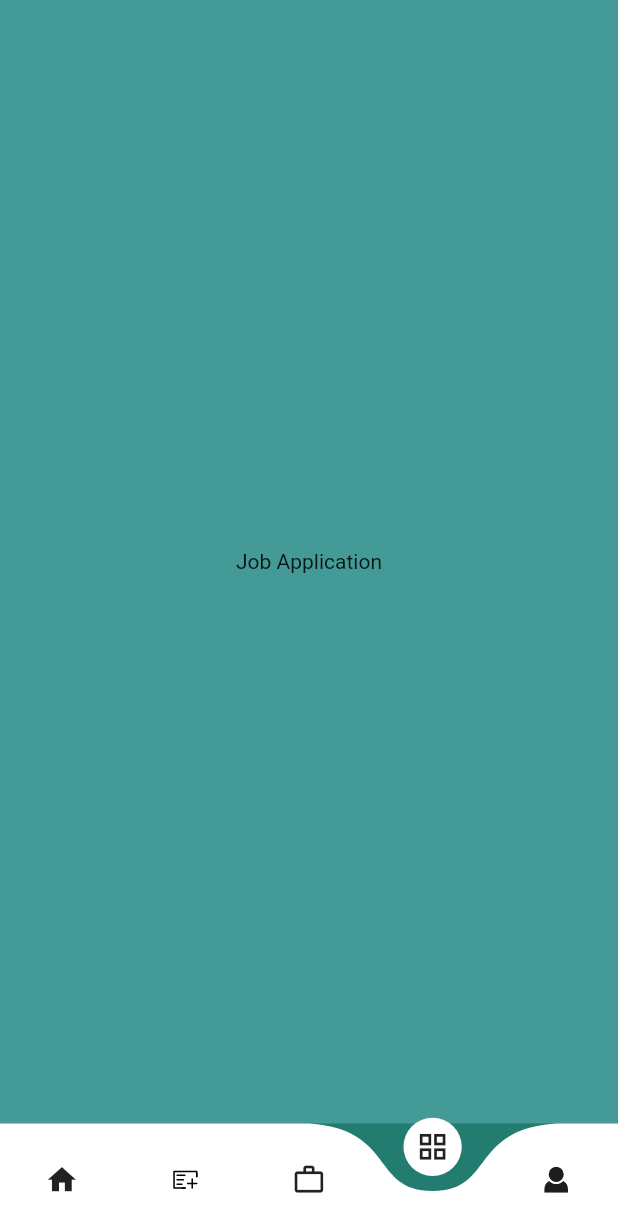
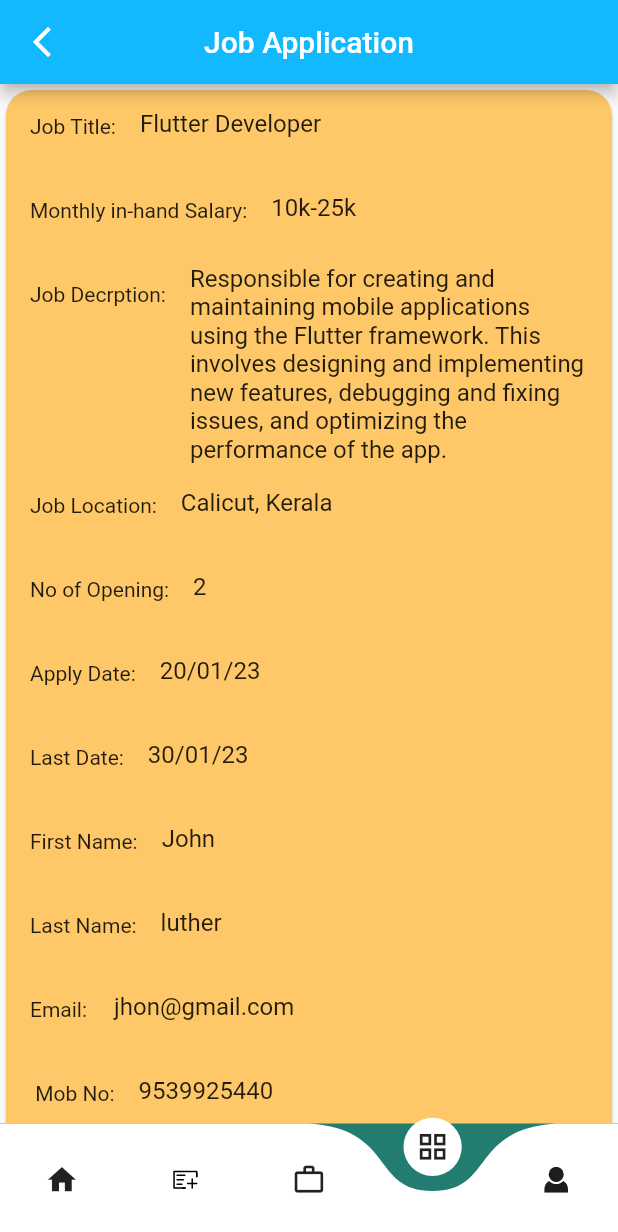
Before and after one commit to arjun2020-py/compny_app, a Flutter app: the BottomScreen screen opened directly, item 4 of the bottom bar chosen, on a phone screen of 412 x 824 dp. Shown: the top 1232 px of the screen. Run offline on Flutter 3.47's test engine with Material 2 defaults, Android fonts, the phone set to English and light mode, and no system bars; drawn by our look-alikes of curved_navigation_bar; our stand-ins replace bloc, cloud_firestore, firebase_auth, firebase_core, firebase_storage, flutter_bloc and 7 more; missing offline and left inert: flutter_verification_code; accounts and stored records are empty; generated files the repository leaves out were written again.

Commit message:
add application page

```diff
--- a/lib/Bottom_navigtion.dart/view/bottom_screen.dart
+++ b/lib/Bottom_navigtion.dart/view/bottom_screen.dart
@@ -1,6 +1,7 @@
 import 'package:company/DashboadScreen/view/dashboad_scren.dart';
 import 'package:company/ProfileScreen/view/profile_screen.dart';
 import 'package:company/addVacancy/view/add_vacancy.dart';
+import 'package:company/jobApplication/view/job_application.dart';
 import 'package:curved_navigation_bar/curved_navigation_bar.dart';
 import 'package:flutter/material.dart';
 import 'package:flutter_screenutil/flutter_screenutil.dart';
@@ -22,7 +23,7 @@ class _BottomScreenState extends State<BottomScreen> {
     const DashboadScreen(),
     AddVacancy(),
     ShowVacncy(),
-    const Center(child: Text('Job Application')),
+    JobApplication(),
     ProfileScreen(),
   ];
 
--- a/lib/app/view/app.dart
+++ b/lib/app/view/app.dart
@@ -22,7 +22,7 @@ class App extends StatelessWidget {
           ),
           localizationsDelegates: AppLocalizations.localizationsDelegates,
           supportedLocales: AppLocalizations.supportedLocales,
-          home: LoginScreen(),
+          home: BottomScreen(),
           //home:(),
         );
       },
--- /dev/null
+++ b/lib/jobApplication/job_application.dart
@@ -0,0 +1 @@
+export 'view/job_application.dart';
--- /dev/null
+++ b/lib/jobApplication/view/job_application.dart
@@ -0,0 +1,229 @@
+import 'package:flutter/material.dart';
+import 'package:flutter_screenutil/flutter_screenutil.dart';
+
+class JobApplication extends StatefulWidget {
+  const JobApplication({super.key});
+
+  @override
+  State<JobApplication> createState() => _JobApplicationState();
+}
+
+class _JobApplicationState extends State<JobApplication> {
+   List<Widget> _cardList = [];
+
+  void _addCardWidget() {
+    setState(() {
+      _cardList.add(_card());
+    });
+  }
+
+  Widget _card() {
+    return Container();
+  }
+  List<String> jobType = <String>[
+    'Sorted'
+        'Selected',
+    ' Not Selected',
+  ];
+  String selectedValue = 'Sorted';
+
+  @override
+  Widget build(BuildContext context) {
+    return Scaffold(
+      appBar: AppBar(
+        centerTitle: true,
+        leading: IconButton(
+          onPressed: () {},
+          icon: const Icon(Icons.arrow_back_ios_new),
+        ),
+        title: const Text('Job Application'),
+      ),
+      body: SingleChildScrollView(
+        child: Card(
+          shape:
+              RoundedRectangleBorder(borderRadius: BorderRadius.circular(15.r)),
+          color: Color(0xffFEC868),
+          child: Column(
+            mainAxisAlignment: MainAxisAlignment.start,
+            children: [
+              ListTile(
+                leading: const Text('Job Title:'),
+                title: Padding(
+                  padding: EdgeInsets.only(bottom: 10.r),
+                  child: const Text('Flutter Developer'),
+                ),
+              ),
+              ListTile(
+                leading: const Text('Monthly in-hand Salary:'),
+                title: Padding(
+                  padding: EdgeInsets.only(bottom: 10.r),
+                  child: const Text('10k-25k'),
+                ),
+              ),
+              ListTile(
+                leading: const Text('Job Decrption:'),
+                title: Padding(
+                  padding: EdgeInsets.only(bottom: 0.r),
+                  child: const Text(
+                    'Responsible for creating and maintaining mobile applications using the Flutter framework. This involves designing and implementing new features, debugging and fixing issues, and optimizing the performance of the app.',
+                  ),
+                ),
+              ),
+              ListTile(
+                leading: const Text('Job Location:'),
+                title: Padding(
+                  padding: EdgeInsets.only(bottom: 10.r),
+                  child: const Text('Calicut, Kerala'),
+                ),
+              ),
+              ListTile(
+                leading: const Text('No of Opening:'),
+                title: Padding(
+                  padding: EdgeInsets.only(bottom: 10.r),
+                  child: const Text('2'),
+                ),
+              ),
+              ListTile(
+                leading: const Text('Apply Date:'),
+                title: Padding(
+                  padding: EdgeInsets.only(bottom: 10.r),
+                  child: const Text('20/01/23'),
+                ),
+              ),
+              ListTile(
+                leading: const Text('Last Date:'),
+                title: Padding(
+                  padding: EdgeInsets.only(bottom: 10.r),
+                  child: const Text('30/01/23'),
+                ),
+              ),
+              ListTile(
+                leading: const Text('First Name:'),
+                title: Padding(
+                  padding: EdgeInsets.only(bottom: 10.r),
+                  child: const Text('John'),
+                ),
+              ),
+              ListTile(
+                leading: const Text('Last Name:'),
+                title: Padding(
+                  padding: EdgeInsets.only(bottom: 10.r),
+                  child: const Text('luther'),
+                ),
+              ),
+              ListTile(
+                leading: const Text('Email:'),
+                title: Padding(
+                  padding: EdgeInsets.only(bottom: 10.r),
+                  child: const Text('jhon@gmail.com'),
+                ),
+              ),
+              ListTile(
+                leading: const Text(' Mob No:'),
+                title: Padding(
+                  padding: EdgeInsets.only(bottom: 10.r),
+                  child: const Text('9539925440'),
+                ),
+              ),
+              ListTile(
+                leading: const Text('Country:'),
+                title: Padding(
+                  padding: EdgeInsets.only(bottom: 10.r),
+                  child: const Text('India'),
+                ),
+              ),
+              ListTile(
+                leading: const Text('City:'),
+                title: Padding(
+                  padding: EdgeInsets.only(bottom: 10.r),
+                  child: const Text('kozhikode'),
+                ),
+              ),
+              ListTile(
+                leading: Padding(
+                  padding: EdgeInsets.only(top: 5.r),
+                  child: const Text('Education Level:'),
+                ),
+                title: Padding(
+                  padding: EdgeInsets.only(bottom: 10.r),
+                  child: TextButton(
+                    onPressed: () {},
+                    child: const Text('Candidate Education level'),
+                  ),
+                ),
+              ),
+              ListTile(
+                leading: Padding(
+                  padding: EdgeInsets.only(top: 5.r),
+                  child: const Text(' Skills:'),
+                ),
+                title: Padding(
+                  padding: EdgeInsets.only(bottom: 10.r),
+                  child: TextButton(
+                    onPressed: () {},
+                    child: const Text('Candidate Skills '),
+                  ),
+                ),
+              ),
+              ListTile(
+                leading: Padding(
+                  padding: EdgeInsets.only(top: 5.r),
+                  child: const Text('Certficates:'),
+                ),
+                title: Padding(
+                  padding: EdgeInsets.only(bottom: 10.r),
+                  child: TextButton(
+                    onPressed: () {},
+                    child: const Text('Candidate Certfictes '),
+                  ),
+                ),
+              ),
+              ListTile(
+                leading: Padding(
+                  padding: EdgeInsets.only(top: 5.r),
+                  child: const Text('Resume:'),
+                ),
+                title: Padding(
+                  padding: EdgeInsets.only(bottom: 10.r),
+                  child: TextButton(
+                    onPressed: () {},
+                    child: const Text('Download '),
+                  ),
+                ),
+              ),
+              ListTile(
+                leading: Padding(
+                  padding: EdgeInsets.only(top: 5.r),
+                  child: const Text('Status:'),
+                ),
+                title: Padding(
+                  padding: const EdgeInsets.all(8.0),
+                  child: DropdownButton<String>(
+                    value: selectedValue,
+                    isExpanded: true,
+                    icon: const Icon(
+                      Icons.arrow_drop_down_sharp,
+                      size: 30,
+                    ),
+                    onChanged: (String? value) {
+                      setState(() {
+                        selectedValue = value!;
+                      });
+                    },
+                    items:
+                        jobType.map<DropdownMenuItem<String>>((String value) {
+                      return DropdownMenuItem<String>(
+                        value: value,
+                        child: Text(value),
+                      );
+                    }).toList(),
+                  ),
+                ),
+              ),
+            ],
+          ),
+        ),
+      ),
+    );
+  }
+}
```
